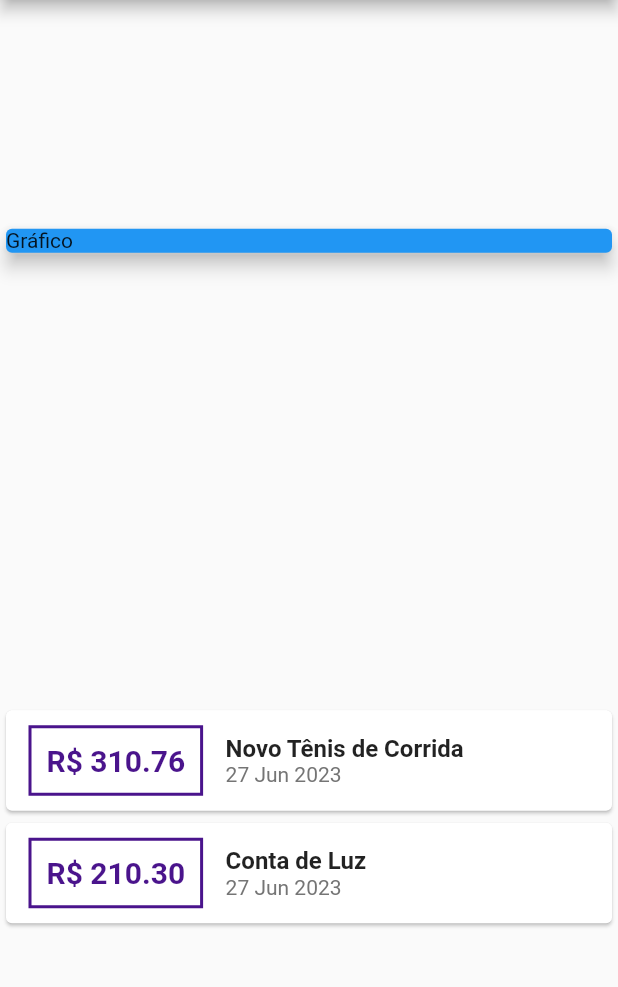
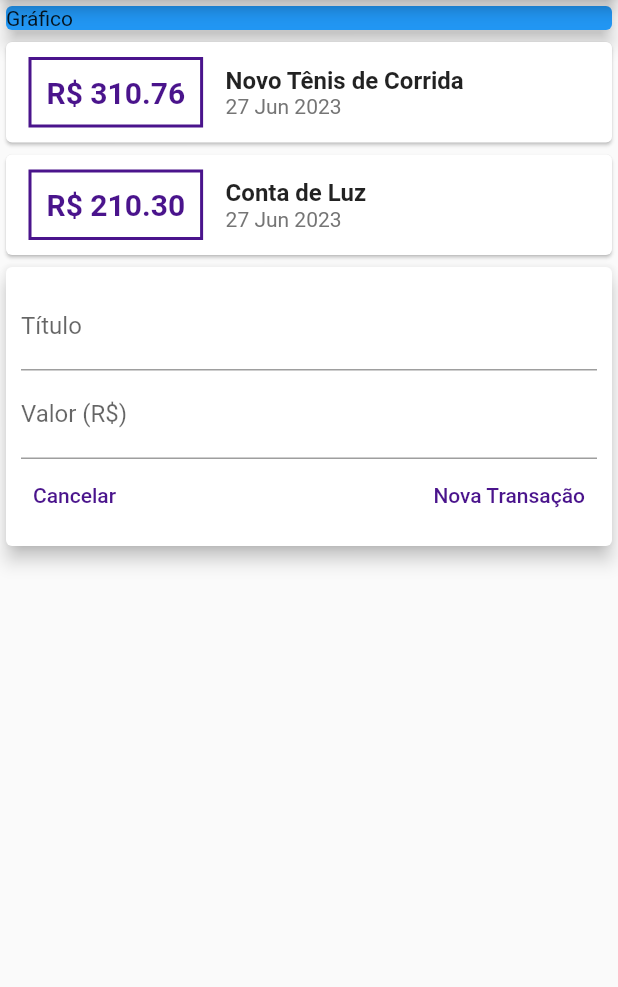
Before and after one commit to jhonatancassante/despesas_pessoais_flutter, a Flutter app: the screen it shows after launch, on a phone screen of 412 x 824 dp, the part 84-1071 px from its top. Run offline on Flutter 3.47's test engine with Material 2 defaults, Android fonts, the phone set to English and light mode, and no system bars.

Commit message:
Criado formulario de nova transação

```diff
--- /dev/null
+++ b/lib/cores.dart
@@ -0,0 +1,3 @@
+import 'package:flutter/material.dart';
+
+var corPrimaria = Colors.purple[900];
--- a/lib/main.dart
+++ b/lib/main.dart
@@ -1,3 +1,4 @@
+import 'package:despesas_pessoal/cores.dart';
 import 'package:despesas_pessoal/models/transacao.dart';
 import 'package:flutter/material.dart';
 import 'package:intl/intl.dart';
@@ -16,6 +17,9 @@ class DespesasPessoais extends StatelessWidget {
 }
 
 class HomePage extends StatelessWidget {
+  final tituloController = TextEditingController();
+  final valorController = TextEditingController();
+
   final _transacoes = [
     Transacao(
       id: 't1',
@@ -40,7 +44,6 @@ class HomePage extends StatelessWidget {
         title: const Text('Despesas Pessoais'),
       ),
       body: Column(
-        mainAxisAlignment: MainAxisAlignment.spaceAround,
         crossAxisAlignment: CrossAxisAlignment.stretch,
         children: <Widget>[
           const SizedBox(
@@ -62,7 +65,7 @@ class HomePage extends StatelessWidget {
                       ),
                       decoration: BoxDecoration(
                         border: Border.all(
-                          color: Colors.purple[900] as Color,
+                          color: corPrimaria as Color,
                           width: 2,
                         ),
                       ),
@@ -72,7 +75,7 @@ class HomePage extends StatelessWidget {
                         style: TextStyle(
                           fontWeight: FontWeight.bold,
                           fontSize: 20,
-                          color: Colors.purple[900],
+                          color: corPrimaria,
                         ),
                       ),
                     ),
@@ -99,6 +102,56 @@ class HomePage extends StatelessWidget {
               );
             }).toList(),
           ),
+          Card(
+            elevation: 5,
+            child: Padding(
+              padding: const EdgeInsets.all(10),
+              child: Column(
+                children: [
+                  TextField(
+                    controller: tituloController,
+                    style: TextStyle(
+                      color: corPrimaria,
+                    ),
+                    decoration: const InputDecoration(
+                      labelText: 'Título',
+                    ),
+                  ),
+                  TextField(
+                    controller: valorController,
+                    decoration: const InputDecoration(
+                      labelText: 'Valor (R\$)',
+                    ),
+                  ),
+                  Row(
+                    mainAxisAlignment: MainAxisAlignment.spaceBetween,
+                    children: [
+                      TextButton(
+                        onPressed: () {
+                          print(tituloController.text);
+                        },
+                        style: ButtonStyle(
+                          foregroundColor:
+                              MaterialStatePropertyAll(corPrimaria),
+                        ),
+                        child: const Text('Cancelar'),
+                      ),
+                      TextButton(
+                        onPressed: () {
+                          print(valorController.text);
+                        },
+                        style: ButtonStyle(
+                          foregroundColor:
+                              MaterialStatePropertyAll(corPrimaria),
+                        ),
+                        child: const Text('Nova Transação'),
+                      ),
+                    ],
+                  ),
+                ],
+              ),
+            ),
+          ),
         ],
       ),
     );
```
